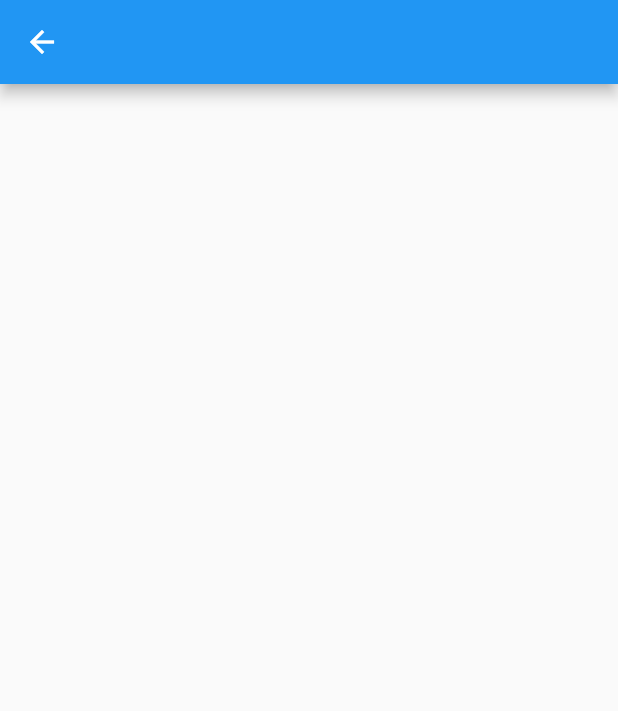
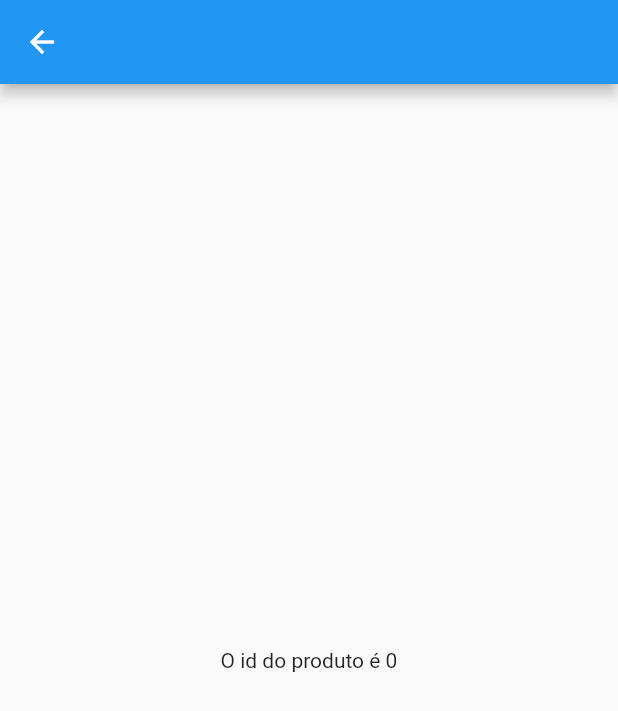
Before and after one commit to caneto/flutter_academiadoflutter, a Flutter app: the Detalhe screen opened directly, on a phone screen of 412 x 824 dp. Shown: the top 711 px of the screen. Run offline on Flutter 3.47's test engine with Material 2 defaults, Android fonts, the phone set to English and light mode, and no system bars.

Commit message:
Fim da Aula

```diff
--- a/flutter_maonamassa/lib/main.dart
+++ b/flutter_maonamassa/lib/main.dart
@@ -5,6 +5,7 @@ import 'navegacao/page1.dart';
 import 'navegacao/page2.dart';
 import 'navegacao/page3.dart';
 import 'navegacao/page4.dart';
+import 'navegacao_params/detalhe.dart';
 import 'navegacao_params/lista.dart';
 //import 'package:flutter_maonamassa/home/home_page.dart';
 
@@ -32,6 +33,7 @@ class MyApp extends StatelessWidget {
         '/page3': (_) => const Page3(),
         '/page4': (_) => const Page4(),
         '/navegacao_param': (_) => const Lista(),
+        '/detalhe': (_) => const Detalhe(),
       },
     );
   }
--- a/flutter_maonamassa/lib/navegacao_params/detalhe.dart
+++ b/flutter_maonamassa/lib/navegacao_params/detalhe.dart
@@ -1,14 +1,39 @@
 import 'package:flutter/material.dart';
 
-class Detalhe extends StatelessWidget {
+class Detalhe extends StatefulWidget {
 
   const Detalhe({ Key? key }) : super(key: key);
 
+  @override
+  State<Detalhe> createState() => _DetalheState();
+}
+
+class _DetalheState extends State<Detalhe> {
+
+  int id = 0;
+
+  @override
+  void initState() {
+    super.initState();
+    WidgetsBinding.instance.addPostFrameCallback((timeStamp) {
+      final param = ModalRoute.of(context)?.settings.arguments as Map<String, dynamic>?;
+      setState(() {
+        id = param?['id'] ?? 0;
+      });
+    });
+  }
+
+
    @override
    Widget build(BuildContext context) {
-       return Scaffold(
-           appBar: AppBar(title: const Text(''),),
-           body: Container(),
-       );
+
+      return Scaffold(
+          appBar: AppBar(title: const Text(''),),
+          body: Center(
+          child: Text(
+            'O id do produto é $id'
+          ),
+        ),
+      );
   }
 }
```
Also changed, not shown: flutter_maonamassa/lib/navegacao_params/lista.dart (+12 -11 lines).
